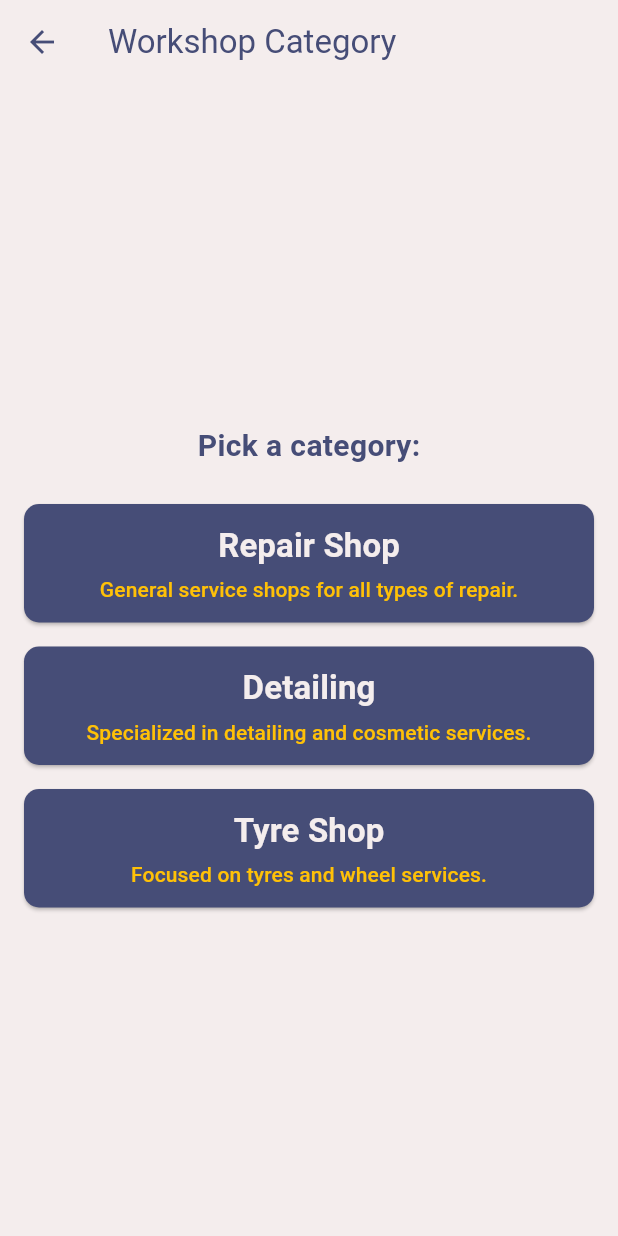
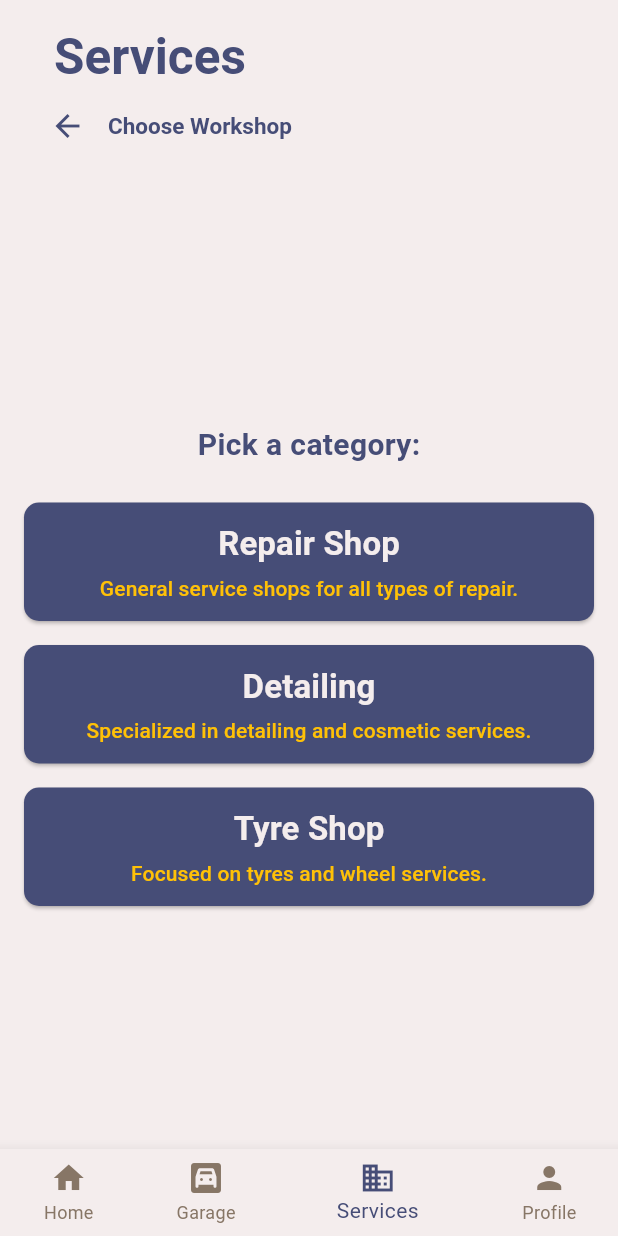
Before and after one commit to mcioc21/automate, a Flutter app: the screen it shows once a user with an empty profile is signed in, item 3 of the bottom bar chosen, after a tap on "Workshops", on a phone screen of 412 x 824 dp. Run offline on Flutter 3.47's test engine with Material 3 defaults, Android fonts, the phone set to English and light mode, and no system bars; our stand-ins replace carousel_slider, cloud_firestore, firebase_auth, firebase_core, google_maps_flutter, shared_preferences; accounts and stored records are empty.

Commit message:
Modified visually ChooseWorkshop page. Added Google Maps integration at test sample stage. MinSDK is now 20 as per Maps dependency.

```diff
--- a/lib/colors.dart
+++ b/lib/colors.dart
@@ -41,6 +41,28 @@ class AppTheme {
         ),
       ),
       scaffoldBackgroundColor: AppColors.snow,
+      visualDensity: VisualDensity.adaptivePlatformDensity,
+      pageTransitionsTheme: const PageTransitionsTheme(
+      builders: {
+        TargetPlatform.android: FadePageTransitionsBuilder(),
+        TargetPlatform.iOS: FadePageTransitionsBuilder(),
+      },
+    ),
     );
   }
 }
+
+class FadePageTransitionsBuilder extends PageTransitionsBuilder {
+  const FadePageTransitionsBuilder();
+
+  @override
+  Widget buildTransitions<T>(
+    PageRoute<T> route,
+    BuildContext context,
+    Animation<double> animation,
+    Animation<double> secondaryAnimation,
+    Widget child,
+  ) {
+    return FadeTransition(opacity: animation, child: child);
+  }
+}
--- a/lib/home.dart
+++ b/lib/home.dart
@@ -52,7 +52,10 @@ class _MyHomeScreenState extends State<HomeScreen> {
         ),
         automaticallyImplyLeading: false,  // Remove the back button
       ),
-      body: pages[_selectedIndex],
+      body: IndexedStack(
+        index: _selectedIndex,
+        children: pages,
+      ),
       bottomNavigationBar: BottomNavigationBar(
         items: const <BottomNavigationBarItem>[
           BottomNavigationBarItem(
--- a/lib/homeOptions/choose_workshop.dart
+++ b/lib/homeOptions/choose_workshop.dart
@@ -1,4 +1,5 @@
 import 'package:automate/colors.dart';
+import 'package:automate/homeOptions/map.dart';
 import 'package:flutter/material.dart';
 
 class ChooseWorkshopPage extends StatelessWidget {
@@ -8,7 +9,17 @@ class ChooseWorkshopPage extends StatelessWidget {
   Widget build(BuildContext context) {
     return Scaffold(
       appBar: AppBar(
-        title: const Text("Workshop Category"),
+        title: const Text("Choose Workshop",
+            style: TextStyle(fontSize: 15, fontWeight: FontWeight.bold)),
+        leading: Padding(
+          padding: const EdgeInsets.only(left: 25.0),
+          child: IconButton(
+            icon: const Icon(Icons.arrow_back),
+            onPressed: () {
+              Navigator.of(context).pop();
+            },
+          ),
+        ),
       ),
       body: Column(
         mainAxisAlignment: MainAxisAlignment.center,
@@ -19,19 +30,20 @@ class ChooseWorkshopPage extends StatelessWidget {
             children: [
               Padding(
                 padding: EdgeInsets.all(16.0),
-                child: Text("Pick a category:", style: TextStyle(fontSize: 20, fontWeight: FontWeight.bold)),
+                child: Text("Pick a category:",
+                    style:
+                        TextStyle(fontSize: 20, fontWeight: FontWeight.bold)),
               ),
             ],
           ),
-          // const Padding(
-          //   padding: EdgeInsets.all(16.0),
-          //   child: Text("Pick a category:", style: TextStyle(fontSize: 20, fontWeight: FontWeight.bold)),
-          // ),
           WorkshopButton(
             title: "Repair Shop",
             description: "General service shops for all types of repair.",
             onPressed: () {
-              // Handle navigation or action for Repair Shop
+              Navigator.push(
+                context,
+                MaterialPageRoute(builder: (context) => const MapPage()),
+              );
             },
           ),
           WorkshopButton(
@@ -73,7 +85,8 @@ class WorkshopButton extends StatelessWidget {
       child: ElevatedButton(
         onPressed: onPressed,
         style: ElevatedButton.styleFrom(
-          foregroundColor: AppColors.snow, backgroundColor: AppColors.blue, // Text color
+          foregroundColor: AppColors.snow,
+          backgroundColor: AppColors.blue, // Text color
           padding: const EdgeInsets.symmetric(vertical: 12.0),
           shape: RoundedRectangleBorder(
             borderRadius: BorderRadius.circular(10.0),
@@ -81,9 +94,12 @@ class WorkshopButton extends StatelessWidget {
         ),
         child: Column(
           children: [
-            Text(title, style: const TextStyle(fontSize: 22, fontWeight: FontWeight.bold)),
+            Text(title,
+                style:
+                    const TextStyle(fontSize: 22, fontWeight: FontWeight.bold)),
             const SizedBox(height: 4),
-            Text(description, style: const TextStyle(fontSize: 14, color: Colors.amber)),
+            Text(description,
+                style: const TextStyle(fontSize: 14, color: Colors.amber)),
           ],
         ),
       ),
--- a/lib/homeOptions/services_page.dart
+++ b/lib/homeOptions/services_page.dart
@@ -12,7 +12,19 @@ class ServicesPage extends StatelessWidget {
   @override
   Widget build(BuildContext context) {
     return Scaffold(
-      body: user == null ? const LoginOrRegisterPage(currentPageIndex: 2,) : _buildServiceButtons(context),
+      body: user == null ? const LoginOrRegisterPage(currentPageIndex: 2,)
+      : Navigator(
+              onGenerateRoute: (settings) {
+                return MaterialPageRoute(
+                  builder: (context) {
+                    if (settings.name == 'chooseWorkshop') {
+                      return const ChooseWorkshopPage();
+                    }
+                    return _buildServiceButtons(context); // Default page
+                  },
+                );
+              },
+            ),
     );
   }
 
@@ -32,12 +44,7 @@ class ServicesPage extends StatelessWidget {
               description: 'Find and book workshops',
               icon: Icons.build,
               onTap: () {
-                Navigator.push(
-                  context,
-                  MaterialPageRoute(
-                    builder: (context) => const ChooseWorkshopPage(),
-                  ),
-                );
+                Navigator.of(context).pushNamed('chooseWorkshop');
               },
             ),
             _buildServiceButton(
--- a/pubspec.yaml
+++ b/pubspec.yaml
@@ -12,6 +12,7 @@ dependencies:
   cloud_firestore: ^4.17.3
   provider: ^6.1.2
   shared_preferences: ^2.0.8
+  google_maps_flutter: ^2.0.6
   flutter:
     sdk: flutter
   carousel_slider: ^4.2.1
```
Also changed, not shown: lib/homeOptions/map.dart (added, +44 -0 lines), 4 other files.
